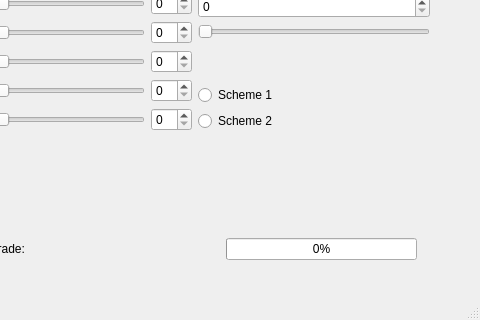
First picture: the form in Assignment2/mainwindow.ui, repository kaelahasan/Assignment2, before the edit; both pictures show x 81 to 561 and y 155 to 475 of the 561 by 475 pixel window.
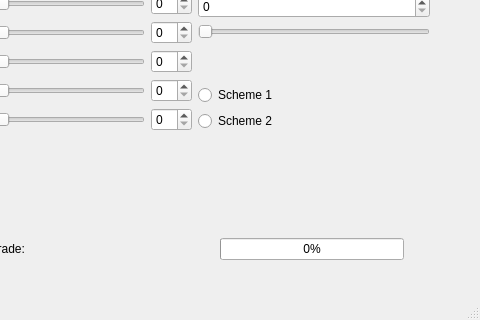
Second picture: the form after the edit. The open tabs and pages were chosen to show the change.

Commit message: Changing object names to identify objects for each class

Patch:
```diff
--- a/Assignment2/mainwindow.ui
+++ b/Assignment2/mainwindow.ui
@@ -911,6 +911,13 @@
            </property>
           </widget>
          </item>
+         <item>
+          <widget class="QLabel" name="A_Grade">
+           <property name="text">
+            <string/>
+           </property>
+          </widget>
+         </item>
          <item>
           <widget class="QLabel" name="final_label_5">
            <property name="text">
```
Left out of the diff: 168 changed lines with no effect on the pictures.
